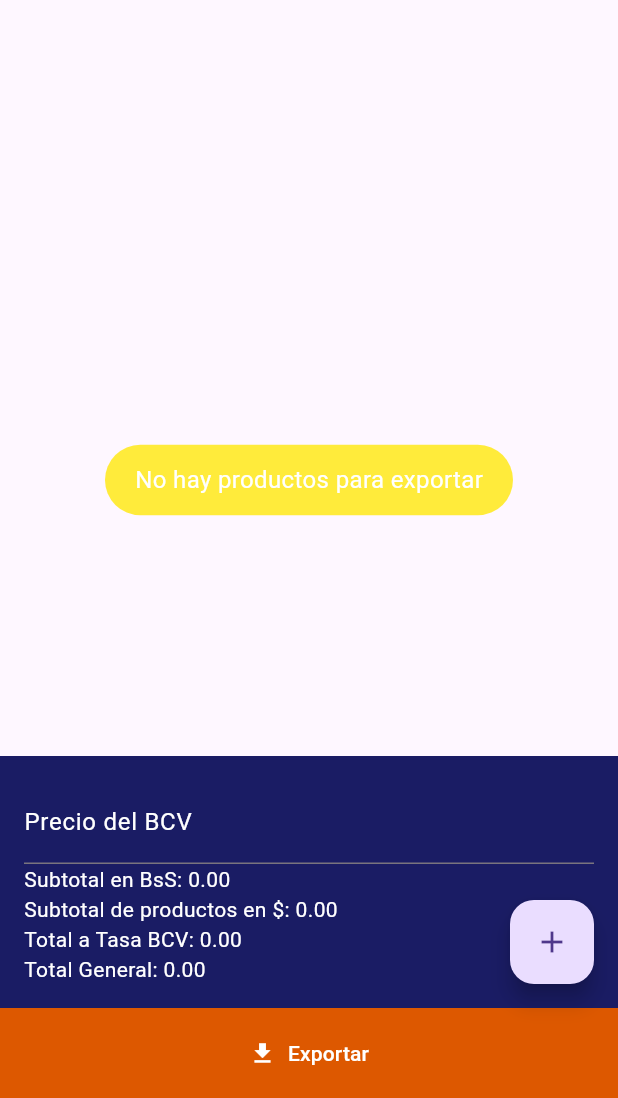
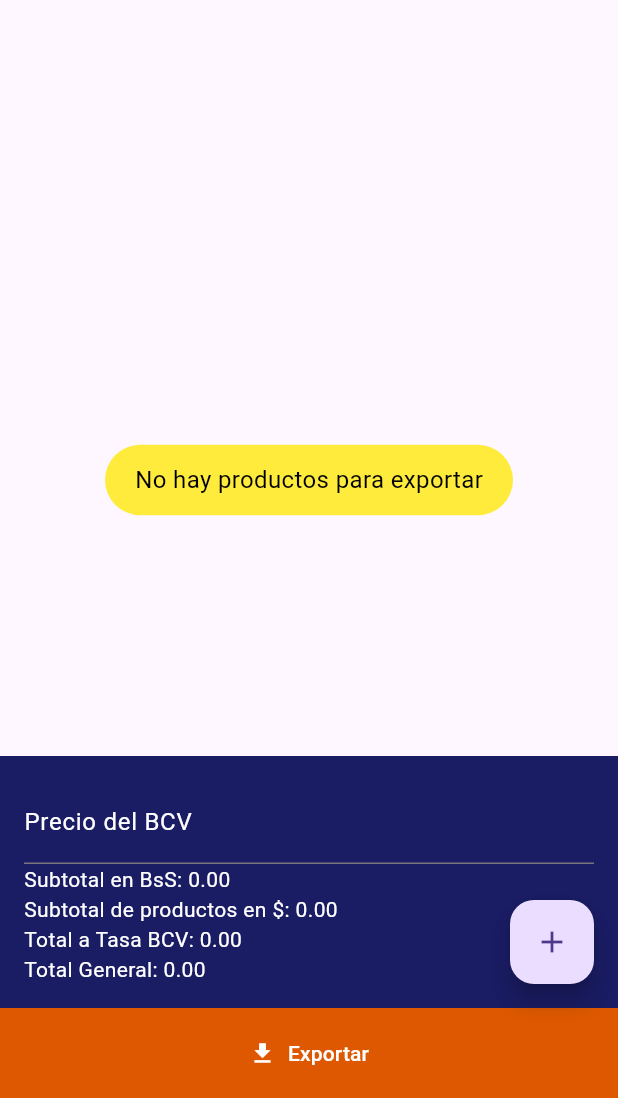
Before and after one commit to AntonioVilaV/generator-excel-with-products, a Flutter app: the screen it shows after launch, after a tap on "Exportar", on a phone screen of 412 x 824 dp, the part 138-1236 px from its top. Run offline on Flutter 3.47's test engine with Material 3 defaults, Android fonts, the phone set to English and light mode, and no system bars; our stand-ins replace fluttertoast; missing offline and left inert: excel; Roboto replaces fonts that are missing (Arial).

Commit message:
clean input in add product and change text color in warning export

```diff
--- a/app/lib/main.dart
+++ b/app/lib/main.dart
@@ -49,6 +49,10 @@ class _MyHomePageState extends State<MyHomePage> {
   late double amount;
   late String currency = 'USD';
   bool cargaMasiva = false;
+
+  final TextEditingController _descriptionController =
+        TextEditingController();
+  final TextEditingController _amountController = TextEditingController();
 
   void _exportToExcel() async {
     if (products.isEmpty) {
@@ -137,7 +141,7 @@ class _MyHomePageState extends State<MyHomePage> {
         toastLength: Toast.LENGTH_SHORT,
         gravity: ToastGravity.CENTER,
         backgroundColor: Colors.yellow,
-        textColor: Colors.white,
+        textColor: Colors.black,
         fontSize: 16.0,
       );
     }
@@ -154,15 +158,15 @@ class _MyHomePageState extends State<MyHomePage> {
         totalUSD += amount;
       }
       _recalculateTotals();
+      _descriptionController.clear();
+      _amountController.clear();
     });
-    if (!cargaMasiva) {
-      // Limpiar campos solo si no está en modo carga masiva
-      setState(() {
-        this.description = '';
-        this.amount = 0.0;
-        this.currency = 'USD';
-      });
-    }
+
+    setState(() {
+      this.description = '';
+      this.amount = 0.0;
+      this.currency = 'USD';
+    });
   }
 
   void _editProduct(int index) {
@@ -304,7 +308,7 @@ class _MyHomePageState extends State<MyHomePage> {
     double totalTasaBCV = bcvPrice != 0.0 ? subtotalBS / bcvPrice : 0.0;
     double totalGeneral = totalUSD + totalTasaBCV;
 
-    //Color blue = Color.fromARGB(1, 26, 28, 100);
+
 
     return Scaffold(
       appBar: AppBar(
@@ -439,10 +443,12 @@ class _MyHomePageState extends State<MyHomePage> {
                         TextField(
                           decoration: InputDecoration(labelText: 'Descripción'),
                           onChanged: (value) => description = value,
+                          controller: _descriptionController,
                         ),
                         TextField(
                           decoration: InputDecoration(labelText: 'Monto'),
                           keyboardType: TextInputType.number,
+                          controller: _amountController,
                           onChanged: (value) =>
                               amount = double.tryParse(value) ?? 0.0,
                         ),
```
